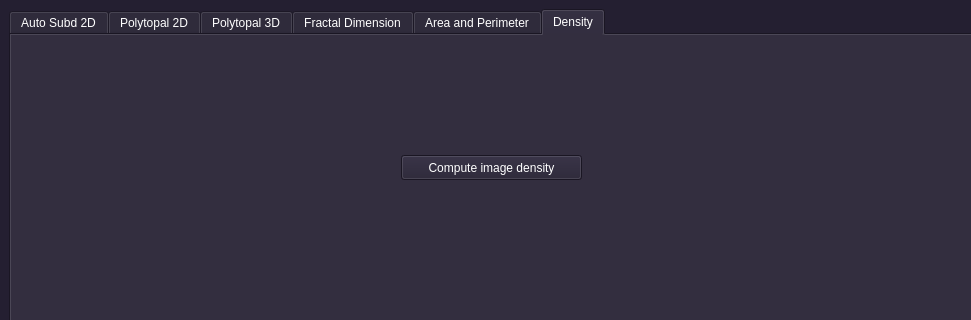
Before: the Qt Designer form src/gui/mainwindow.ui in borisbordeaux/Auto_Frac, drawn with Qt 5; both pictures show x 0 to 971 and y 0 to 320 of the 1055 by 1039 pixel window.
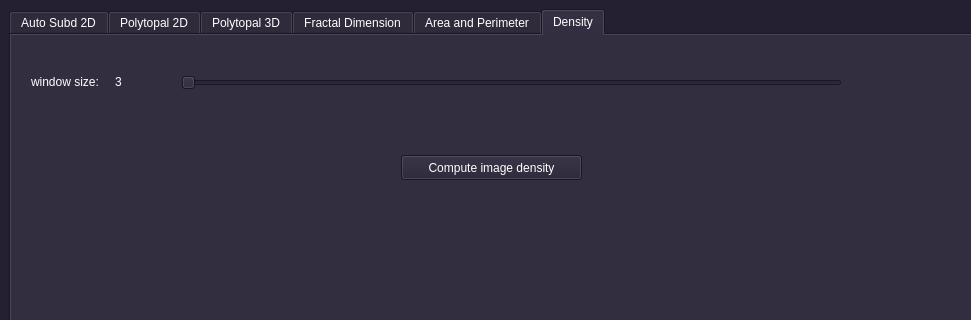
After: the same form once the commit is applied. The open tabs and pages were chosen to show the change.

What changed in the file:
```diff
--- a/src/gui/mainwindow.ui
+++ b/src/gui/mainwindow.ui
@@ -1813,6 +1813,63 @@
          <string>Compute image density</string>
         </property>
        </widget>
+       <widget class="QSlider" name="horizontalSlider_windowSize">
+        <property name="geometry">
+         <rect>
+          <x>170</x>
+          <y>40</y>
+          <width>661</width>
+          <height>16</height>
+         </rect>
+        </property>
+        <property name="minimum">
+         <number>3</number>
+        </property>
+        <property name="maximum">
+         <number>501</number>
+        </property>
+        <property name="singleStep">
+         <number>2</number>
+        </property>
+        <property name="pageStep">
+         <number>20</number>
+        </property>
+        <property name="orientation">
+         <enum>Qt::Horizontal</enum>
+        </property>
+        <property name="invertedAppearance">
+         <bool>false</bool>
+        </property>
+        <property name="tickPosition">
+         <enum>QSlider::NoTicks</enum>
+        </property>
+       </widget>
+       <widget class="QLabel" name="label_21">
+        <property name="geometry">
+         <rect>
+          <x>20</x>
+          <y>32</y>
+          <width>81</width>
+          <height>30</height>
+         </rect>
+        </property>
+        <property name="text">
+         <string>window size:</string>
+        </property>
+       </widget>
+       <widget class="QLabel" name="label_windowSize">
+        <property name="geometry">
+         <rect>
+          <x>104</x>
+          <y>37</y>
+          <width>54</width>
+          <height>20</height>
+         </rect>
+        </property>
+        <property name="text">
+         <string>3</string>
+        </property>
+       </widget>
       </widget>
      </widget>
     </item>
```
Left out of the diff: 2 changed lines with no effect on the pictures.
